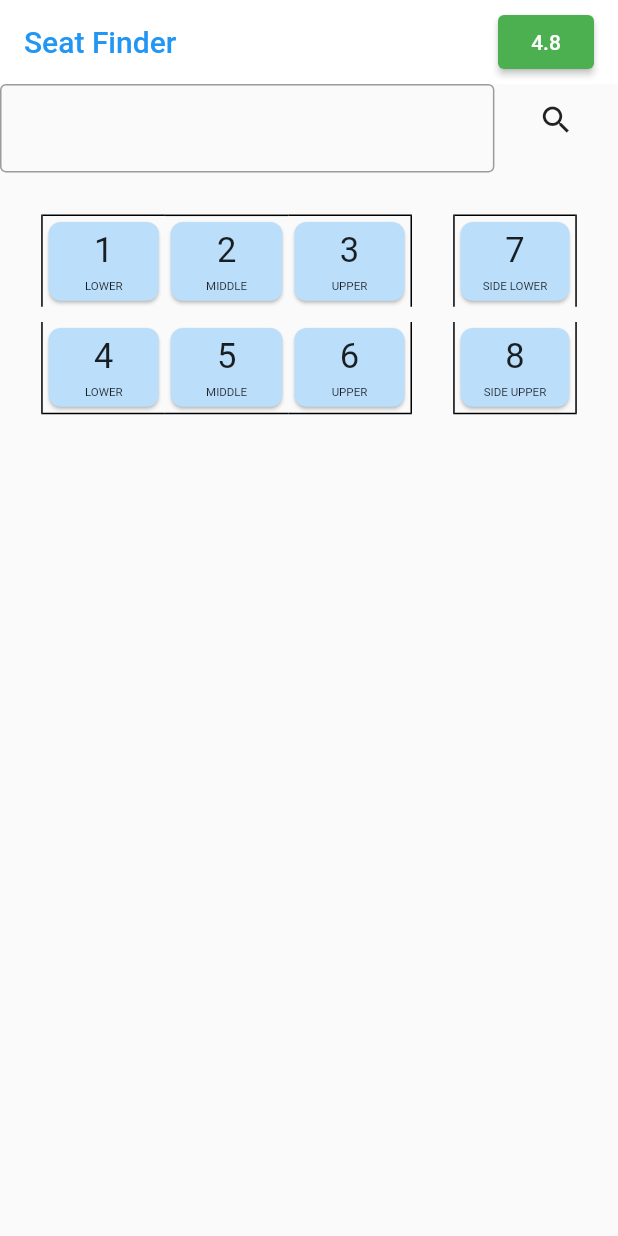
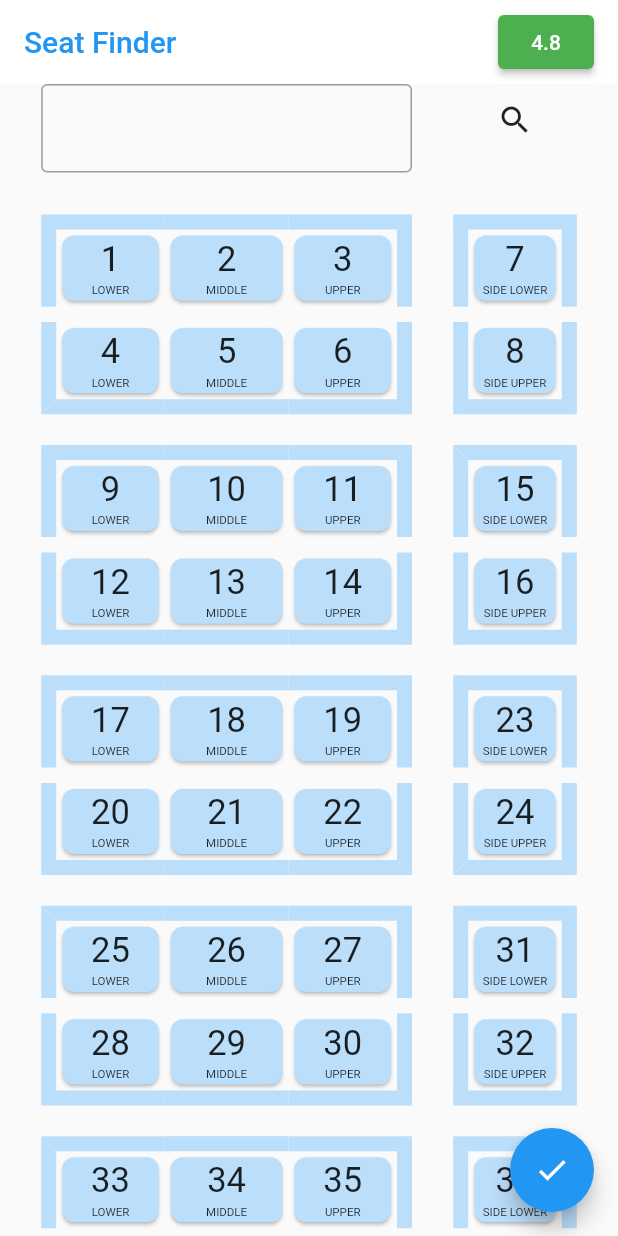
Before and after one commit to anoying-kid/Train-Seat-Booking-System, a Flutter app: the screen it shows after launch, after a tap on the "search" icon, on a phone screen of 412 x 824 dp. Run offline on Flutter 3.47's test engine with Material 2 defaults, Android fonts, the phone set to English and light mode, and no system bars.

Commit message:
All done

```diff
--- a/lib/main.dart
+++ b/lib/main.dart
@@ -1,19 +1,30 @@
 import 'package:cruv/screens/seat_booking_screen.dart';
+import 'package:cruv/providers/seat_data.dart';
+import 'package:cruv/screens/selected_seats_screen.dart';
 import 'package:flutter/material.dart';
+import 'package:provider/provider.dart';
 
-void main() => runApp(MyApp());
+void main() => runApp(const MyApp());
 
 class MyApp extends StatelessWidget {
   const MyApp({super.key});
 
   @override
   Widget build(BuildContext context) {
-    return MaterialApp(
-      theme: ThemeData(
-          inputDecorationTheme: InputDecorationTheme(
-        border: OutlineInputBorder(),
-      )),
-      home: SeatBookingScreen(),
+    return MultiProvider(
+      providers: [
+        ChangeNotifierProvider(create: (context) => SeatDataProvider())
+      ],
+      child: MaterialApp(
+        routes: {
+          '/selected-seats':(context) => const SelectedSeatsScreen(),
+        },
+        theme: ThemeData(
+            inputDecorationTheme: const InputDecorationTheme(
+          border: OutlineInputBorder(),
+        )),
+        home: const SeatBookingScreen(),
+      ),
     );
   }
 }
--- /dev/null
+++ b/lib/providers/seat_data.dart
@@ -0,0 +1,20 @@
+import 'package:flutter/material.dart';
+
+class SeatDataProvider with ChangeNotifier {
+  final List<int> _selectedSeats = [];
+  List<int> get selectedSeats => _selectedSeats;
+
+  void addSeat(int seatNumber) {
+    if (!_selectedSeats.contains(seatNumber)) {
+      _selectedSeats.add(seatNumber);
+      notifyListeners();
+    }
+  }
+
+  void removeSeat(int seatNumber) {
+    if (_selectedSeats.contains(seatNumber)) {
+      _selectedSeats.remove(seatNumber);
+      notifyListeners();
+    }
+  }
+}
--- a/lib/screens/seat_booking_screen.dart
+++ b/lib/screens/seat_booking_screen.dart
@@ -1,11 +1,35 @@
+import 'package:cruv/providers/seat_data.dart';
 import 'package:cruv/widgets/seat_widget.dart';
 import 'package:flutter/material.dart';
+import 'package:flutter/rendering.dart';
+import 'package:flutter/services.dart';
+import 'package:provider/provider.dart';
 
-class SeatBookingScreen extends StatelessWidget {
+class SeatBookingScreen extends StatefulWidget {
   const SeatBookingScreen({super.key});
+
+  @override
+  State<SeatBookingScreen> createState() => _SeatBookingScreenState();
+}
+
+class _SeatBookingScreenState extends State<SeatBookingScreen> {
   final double _trainRating = 4.8;
 
-  // final List<int> seatNumbers = [1,9,17,25, 33, 41, 49, 57]
+  final List<int> _seatNumbers = [1, 9, 17, 25, 33, 41, 49, 57];
+
+  final ScrollController _scrollController = ScrollController();
+
+  final _seatNumberController = TextEditingController();
+
+  bool _showFab = true;
+
+  void scrollAnimated(double position) {
+    _scrollController.animateTo(
+      position,
+      duration: const Duration(milliseconds: 500),
+      curve: Curves.ease,
+    );
+  }
 
   Color ratingColor(double trainRating) {
     if (trainRating > 0 && trainRating < 1.5) {
@@ -17,17 +41,48 @@ class SeatBookingScreen extends StatelessWidget {
     }
   }
 
+  void submit(SeatDataProvider seatData) {
+    final int seatNumber = int.parse(_seatNumberController.text);
+
+    if (seatNumber > 64) {
+      ScaffoldMessenger.of(context).hideCurrentSnackBar();
+      ScaffoldMessenger.of(context).showSnackBar(
+          const SnackBar(content: Text('Only 64 Seats are available')));
+    } else {
+      FocusManager.instance.primaryFocus?.unfocus();
+      if (seatNumber > 32) {
+        scrollAnimated(_scrollController.position.maxScrollExtent);
+        seatData.addSeat(seatNumber);
+      } else {
+        seatData.addSeat(seatNumber);
+      }
+    }
+  }
+
   @override
   Widget build(BuildContext context) {
     final deviceHeight = MediaQuery.of(context).size.height - kToolbarHeight;
     final deviceWidth = MediaQuery.of(context).size.width;
+    final seatData = Provider.of<SeatDataProvider>(context);
     return Scaffold(
+      floatingActionButton: AnimatedSlide(
+        offset: (MediaQuery.of(context).viewInsets.bottom == 0 && _showFab)
+            ? Offset.zero
+            : const Offset(0, 2),
+        duration: const Duration(milliseconds: 300),
+        child: FloatingActionButton(
+          onPressed: () {
+            Navigator.of(context).pushNamed('/selected-seats');
+          },
+          child: const Icon(Icons.check),
+        ),
+      ),
       appBar: AppBar(
         elevation: 0,
         backgroundColor: Colors.white,
         title:
             Row(mainAxisAlignment: MainAxisAlignment.spaceBetween, children: [
-          Text(
+          const Text(
             'Seat Finder',
             style: TextStyle(color: Colors.blue),
           ),
@@ -38,38 +93,69 @@ class SeatBookingScreen extends StatelessWidget {
               child: Text(_trainRating.toString()))
         ]),
       ),
-      body: Container(
+      body: NotificationListener<ScrollNotification>(
+        onNotification: (ScrollNotification notification) {
+          if (notification is UserScrollNotification) {
+            if (notification.direction == ScrollDirection.forward) {
+              _showFab = true;
+            } else if (notification.direction == ScrollDirection.reverse) {
+              _showFab = false;
+            }
+            setState(() {});
+          }
+          return true;
+        },
+        child: SizedBox(
             height: deviceHeight,
             width: deviceWidth,
             child: SingleChildScrollView(
+              controller: _scrollController,
+              scrollDirection: Axis.vertical,
               child: Column(children: [
                 Row(
+                  mainAxisAlignment: MainAxisAlignment.spaceEvenly,
                   children: [
-                  Container(
-                    // color: Colors.amber,
+                    SizedBox(
                       height: deviceHeight * 0.1,
-                    width: deviceWidth * 0.8,
+                      width: deviceWidth * 0.6,
                       child: TextField(
+                        onSubmitted: (value) => submit(seatData),
+                        onTap: () => _seatNumberController.selection =
+                            TextSelection(
+                                baseOffset: 0,
+                                extentOffset:
+                                    _seatNumberController.value.text.length),
+                        controller: _seatNumberController,
+                        maxLength: 2,
                         keyboardType: TextInputType.number,
-                      decoration: InputDecoration(),
+                        inputFormatters: [
+                          FilteringTextInputFormatter.digitsOnly
+                        ],
+                        decoration: const InputDecoration(counterText: ''),
                       ),
                     ),
                     Container(
                       alignment: Alignment.topCenter,
                       height: deviceHeight * 0.1,
                       width: deviceWidth * 0.2,
-                    child:
-                        IconButton(onPressed: () {}, icon: Icon(Icons.search)),
+                      child: IconButton(
+                          onPressed: () {
+                            submit(seatData);
+                          },
+                          icon: const Icon(Icons.search)),
                     )
                   ],
                 ),
-              Column(children: [
-                SeatWidget(
-                  start: 1,
-                ),
-              ])
+                Column(
+                  children: _seatNumbers
+                      .map((e) => SeatWidget(
+                            start: e,
+                          ))
+                      .toList(),
+                )
               ]),
             )),
+      ),
     );
   }
 }
--- /dev/null
+++ b/lib/screens/selected_seats_screen.dart
@@ -0,0 +1,16 @@
+import 'package:cruv/providers/seat_data.dart';
+import 'package:flutter/material.dart';
+import 'package:provider/provider.dart';
+
+class SelectedSeatsScreen extends StatelessWidget {
+  const SelectedSeatsScreen({super.key});
+
+  @override
+  Widget build(BuildContext context) {
+    final seatData = Provider.of<SeatDataProvider>(context);
+    final String selectedSeats = seatData.selectedSeats.join(', ');
+    return Scaffold(
+      body: Center(child: Text('[$selectedSeats]')),
+    );
+  }
+}
--- a/lib/widgets/seat_widget.dart
+++ b/lib/widgets/seat_widget.dart
@@ -1,16 +1,16 @@
+import 'package:cruv/providers/seat_data.dart';
 import 'package:flutter/material.dart';
+import 'package:provider/provider.dart';
 
 class SeatWidget extends StatelessWidget {
   final int start;
-  // final int end;
-  SeatWidget({required this.start, super.key});
+  const SeatWidget({required this.start, super.key});
 
   @override
   Widget build(BuildContext context) {
     final deviceHeight = MediaQuery.of(context).size.height - kToolbarHeight;
     final deviceWidth = MediaQuery.of(context).size.width;
-    return Container(
-      // color: Colors.pink,
+    return SizedBox(
       height: deviceHeight * 0.2,
       width: deviceWidth,
       child: Row(
@@ -38,7 +38,6 @@ class TwoSeater extends StatelessWidget {
     required this.deviceHeight,
     required this.deviceWidth,
     required this.start,
-    // required this.end,
   });
 
   final double deviceHeight;
@@ -48,7 +47,7 @@ class TwoSeater extends StatelessWidget {
 
   @override
   Widget build(BuildContext context) {
-    return Container(
+    return SizedBox(
       height: deviceHeight * 0.3,
       width: deviceWidth * 0.2,
       child: Column(
@@ -105,21 +104,22 @@ class SingleSeat extends StatefulWidget {
 }
 
 class _SingleSeatState extends State<SingleSeat> {
-  // final FocusNode _cardFocusNode = FocusNode();
-
-  Color cardColor = Colors.blue.shade100;
-  bool hasFocus = false;
+  late Color cardColor;
+  late bool hasFocus;
 
   BorderSide getBorderSide(double border) {
     if (border == 0) {
       return BorderSide.none;
     } else {
-      return BorderSide(width: border);
+      return BorderSide(width: border * 10, color: Colors.blue.shade100);
     }
   }
 
   @override
   Widget build(BuildContext context) {
+    final seatData = Provider.of<SeatDataProvider>(context);
+    final List<int> selectedSeats = seatData.selectedSeats;
+    final hasFocus = selectedSeats.contains(widget.seatNumber);
     return Container(
       width: widget.deviceWidth * 0.2,
       decoration: BoxDecoration(
@@ -135,18 +135,19 @@ class _SingleSeatState extends State<SingleSeat> {
         shape: RoundedRectangleBorder(
           borderRadius: BorderRadius.circular(8),
         ),
-        color: cardColor,
+        color: (hasFocus)
+            ? Colors.blue.shade500
+            : Colors.blue.shade100,
         child: InkWell(
             borderRadius: BorderRadius.circular(15),
             onTap: () {
               if (hasFocus) {
+                seatData.removeSeat(widget.seatNumber);
                 cardColor = Colors.blue.shade100;
-                hasFocus = false;
               } else {
+                seatData.addSeat(widget.seatNumber);
                 cardColor = Colors.blue.shade500;
-                hasFocus = true;
               }
-              setState(() {});
             },
             child: Column(
               mainAxisAlignment: MainAxisAlignment.spaceEvenly,
@@ -180,16 +181,13 @@ class SixSeater extends StatelessWidget {
 
   @override
   Widget build(BuildContext context) {
-    return Container(
-      // color: Colors.blue,
+    return SizedBox(
       height: deviceHeight * 0.2,
       width: deviceWidth * 0.6,
       child: Column(
         mainAxisAlignment: MainAxisAlignment.spaceEvenly,
         children: [
-          Container(
-            // color: Colors.blue,
-            child: Row(
+          Row(
             children: [
               SingleSeat(
                 deviceHeight: deviceHeight,
@@ -216,10 +214,7 @@ class SixSeater extends StatelessWidget {
               )
             ],
           ),
-          ),
-          Container(
-            // color: Colors.blue,
-            child: Row(
+          Row(
             children: [
               SingleSeat(
                 deviceHeight: deviceHeight,
@@ -245,7 +240,6 @@ class SixSeater extends StatelessWidget {
                 borderBottom: 1,
               )
             ],
-            ),
           )
         ],
       ),
--- a/pubspec.yaml
+++ b/pubspec.yaml
@@ -35,6 +35,7 @@ dependencies:
   # The following adds the Cupertino Icons font to your application.
   # Use with the CupertinoIcons class for iOS style icons.
   cupertino_icons: ^1.0.2
+  provider: ^6.0.5
 
 dev_dependencies:
   flutter_test:
```
Also changed, not shown: pubspec.lock, 6 other files. Lines whose indentation alone changed are shown as unchanged.
